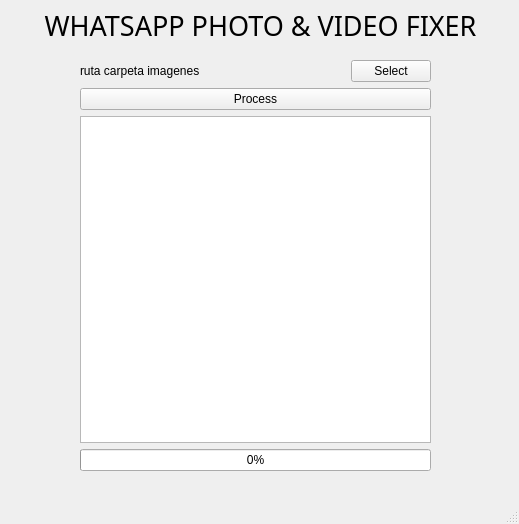
This is main.ui in agcerutti/whatsapp-photo-fixer as Qt 5 draws it before an edit. The edited form follows.
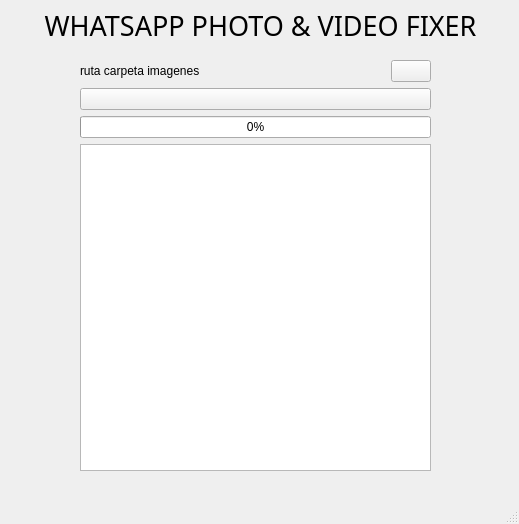
This is the edited form.

```diff
--- a/main.ui
+++ b/main.ui
@@ -61,7 +61,13 @@
        <item>
         <widget class="QPushButton" name="btnSeleccionar">
          <property name="text">
-          <string>Select</string>
+          <string/>
+         </property>
+         <property name="iconSize">
+          <size>
+           <width>16</width>
+           <height>16</height>
+          </size>
          </property>
         </widget>
        </item>
@@ -72,19 +78,12 @@
        <item>
         <widget class="QPushButton" name="btnProcesar">
          <property name="text">
-          <string>Process</string>
+          <string/>
          </property>
         </widget>
        </item>
       </layout>
      </item>
-     <item>
-      <layout class="QHBoxLayout" name="horizontalLayout_5">
-       <item>
-        <widget class="QTextEdit" name="txtLog"/>
-       </item>
-      </layout>
-     </item>
      <item>
       <layout class="QHBoxLayout" name="horizontalLayout_4">
        <item>
@@ -103,6 +102,13 @@
        </item>
       </layout>
      </item>
+     <item>
+      <layout class="QHBoxLayout" name="horizontalLayout_5">
+       <item>
+        <widget class="QTextEdit" name="txtLog"/>
+       </item>
+      </layout>
+     </item>
     </layout>
    </widget>
    <widget class="QLabel" name="label">
```
